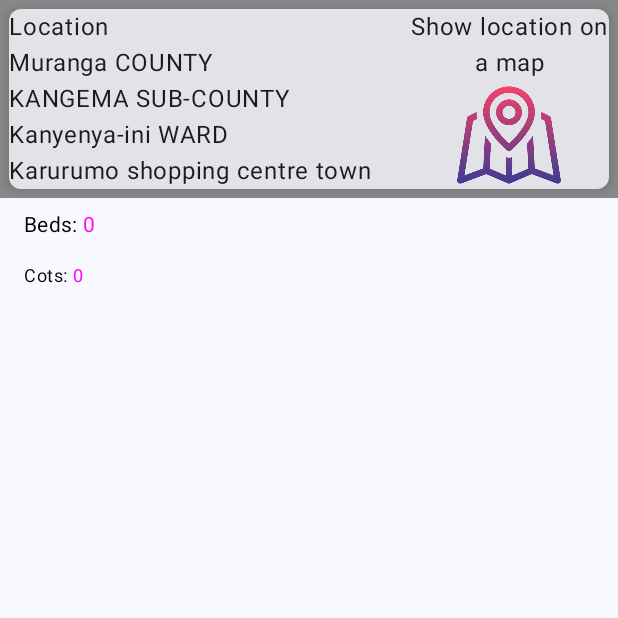
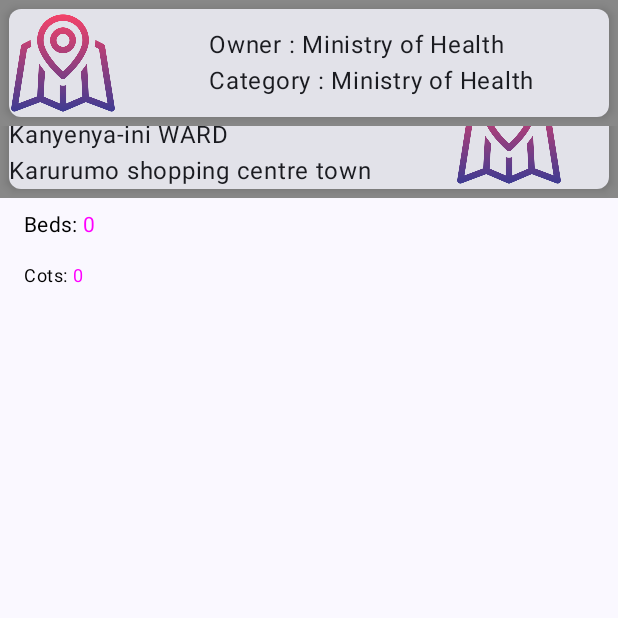
Before and after one commit to TUM-HIS/smooth-rufaa-android-client, an Android app built with Jetpack Compose: the screen it shows after launch (MainActivity), on a phone screen of 412 x 824 dp, the top half of it. Run offline under Robolectric (Android 15) with nearby library versions, the phone set to English and light mode, and no system bars; our stand-ins replace Dagger/Hilt's generated code.

Commit message:
OwnerCardInfo statically done

```diff
--- a/app/src/main/java/teka/android/smoothrufaaandroidclient/presentation/facilityDetails/components/OwnerInfoCard.kt
+++ b/app/src/main/java/teka/android/smoothrufaaandroidclient/presentation/facilityDetails/components/OwnerInfoCard.kt
@@ -1,8 +1,71 @@
 package teka.android.smoothrufaaandroidclient.presentation.facilityDetails.components
 
+import androidx.compose.foundation.Image
+import androidx.compose.foundation.background
+import androidx.compose.foundation.layout.*
+import androidx.compose.foundation.shape.RoundedCornerShape
+import androidx.compose.material3.Card
+import androidx.compose.material3.CardDefaults
+import androidx.compose.material3.Text
 import androidx.compose.runtime.Composable
+import androidx.compose.ui.Modifier
+import androidx.compose.ui.graphics.Color
+import androidx.compose.ui.layout.ContentScale
+import androidx.compose.ui.res.painterResource
+import androidx.compose.ui.tooling.preview.Preview
+import androidx.compose.ui.unit.dp
+import teka.android.smoothrufaaandroidclient.R
 
 
 @Composable
 fun OwnerInfoCard() {
+
+
+    Card(
+        shape = RoundedCornerShape(8.dp),
+        elevation = CardDefaults.cardElevation(
+            defaultElevation = 4.dp
+        ),
+        modifier = Modifier
+            .fillMaxWidth()
+            .background(Color.Gray)
+            .padding(6.dp)
+    ) {
+
+        Row() {
+
+            Column(
+                modifier = Modifier.weight(1f)
+            ) {
+
+                Image(
+                    painter = painterResource(id = R.drawable.map),
+                    contentDescription = "Image",
+                    contentScale = ContentScale.Crop,
+                    modifier = Modifier.size(72.dp)
+                )
+            }
+
+            Column(
+                modifier = Modifier.weight(2f)
+                    .height(72.dp),
+                verticalArrangement = Arrangement.Center,
+
+            ) {
+
+                Text(text = "Owner : Ministry of Health")
+                Text(text = "Category : Ministry of Health")
+
+            }
+
+
+        }
+
+    }
 }
+
+@Preview
+@Composable
+fun OwnerCardInfoPreview() {
+    OwnerInfoCard()
+}
```
